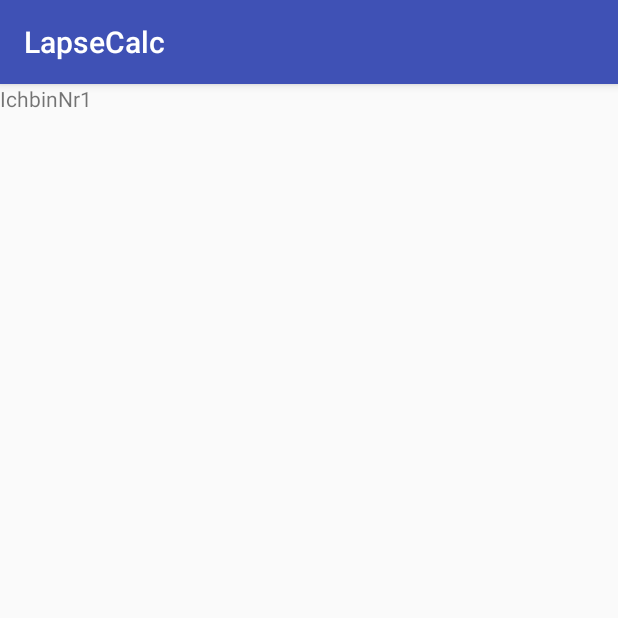
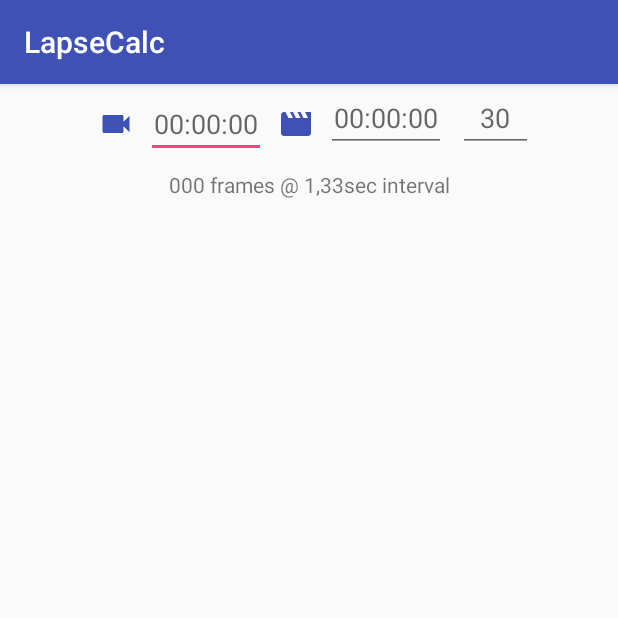
Before and after one commit to hre999/LapseCalc, an Android app: the screen it shows after launch (MainActivity), on a phone screen of 412 x 824 dp, the top half of it. Run offline under Robolectric (Android 15) with nearby library versions, the phone set to English and light mode, and no system bars.

Commit message:
added UI elements to first page

```diff
--- /dev/null
+++ b/app/src/main/res/drawable/ic_movie_black_24dp.xml
@@ -0,0 +1,9 @@
+<vector xmlns:android="http://schemas.android.com/apk/res/android"
+        android:width="24dp"
+        android:height="24dp"
+        android:viewportWidth="24.0"
+        android:viewportHeight="24.0">
+    <path
+        android:fillColor="#FF000000"
+        android:pathData="M18,4l2,4h-3l-2,-4h-2l2,4h-3l-2,-4H8l2,4H7L5,4H4c-1.1,0 -1.99,0.9 -1.99,2L2,18c0,1.1 0.9,2 2,2h16c1.1,0 2,-0.9 2,-2V4h-4z"/>
+</vector>
--- /dev/null
+++ b/app/src/main/res/drawable/ic_videocam_black_24dp.xml
@@ -0,0 +1,9 @@
+<vector xmlns:android="http://schemas.android.com/apk/res/android"
+        android:width="24dp"
+        android:height="24dp"
+        android:viewportWidth="24.0"
+        android:viewportHeight="24.0">
+    <path
+        android:fillColor="#FF000000"
+        android:pathData="M17,10.5V7c0,-0.55 -0.45,-1 -1,-1H4c-0.55,0 -1,0.45 -1,1v10c0,0.55 0.45,1 1,1h12c0.55,0 1,-0.45 1,-1v-3.5l4,4v-11l-4,4z"/>
+</vector>
--- a/app/src/main/res/layout/page1.xml
+++ b/app/src/main/res/layout/page1.xml
@@ -1,11 +1,97 @@
 <?xml version="1.0" encoding="utf-8"?>
-<android.support.constraint.ConstraintLayout
-    xmlns:android="http://schemas.android.com/apk/res/android" android:layout_width="match_parent"
+<android.support.constraint.ConstraintLayout xmlns:android="http://schemas.android.com/apk/res/android"
+    xmlns:app="http://schemas.android.com/apk/res-auto"
+    xmlns:tools="http://schemas.android.com/tools"
+    android:layout_width="match_parent"
     android:layout_height="match_parent">
 
+    <ImageView
+        android:id="@+id/p1IcoCam"
+        android:layout_width="wrap_content"
+        android:layout_height="28sp"
+        android:layout_marginStart="8dp"
+        android:contentDescription="Capture"
+        android:tint="@color/colorPrimary"
+        app:layout_constraintBottom_toBottomOf="@+id/p1Capture"
+        app:layout_constraintEnd_toStartOf="@+id/p1Capture"
+        app:layout_constraintHorizontal_bias="0.5"
+        app:layout_constraintHorizontal_chainStyle="packed"
+        app:layout_constraintStart_toStartOf="parent"
+        app:layout_constraintTop_toTopOf="@+id/p1Capture"
+        app:srcCompat="@drawable/ic_videocam_black_24dp" />
+
+    <EditText
+        android:id="@+id/p1Capture"
+        android:layout_width="80dp"
+        android:layout_height="wrap_content"
+        android:layout_marginStart="8dp"
+        android:ems="10"
+        android:hint="00:00:00"
+        android:inputType="time"
+        android:imeOptions="actionNext"
+        android:textAlignment="center"
+        app:layout_constraintBottom_toBottomOf="@+id/p1IcoClip"
+        app:layout_constraintEnd_toStartOf="@+id/p1IcoClip"
+        app:layout_constraintHorizontal_bias="0.5"
+        app:layout_constraintStart_toEndOf="@+id/p1IcoCam"
+        app:layout_constraintTop_toTopOf="@+id/p1IcoClip" />
+
+    <ImageView
+        android:id="@+id/p1IcoClip"
+        android:layout_width="wrap_content"
+        android:layout_height="28sp"
+        android:layout_marginStart="8dp"
+        android:layout_marginTop="8dp"
+        android:contentDescription="Clip"
+        android:tint="@color/colorPrimary"
+        app:layout_constraintBottom_toBottomOf="@+id/p1Clip"
+        app:layout_constraintEnd_toStartOf="@+id/p1Clip"
+        app:layout_constraintHorizontal_bias="0.5"
+        app:layout_constraintStart_toEndOf="@+id/p1Capture"
+        app:layout_constraintTop_toTopOf="@+id/p1Clip"
+        app:srcCompat="@drawable/ic_movie_black_24dp" />
+
+    <EditText
+        android:id="@+id/p1Clip"
+        android:layout_width="80dp"
+        android:layout_height="wrap_content"
+        android:layout_marginStart="8dp"
+        android:ems="10"
+        android:hint="00:00:00"
+        android:inputType="time"
+        android:imeOptions="actionNext"
+        android:textAlignment="center"
+        app:layout_constraintBottom_toBottomOf="@+id/p1Fps"
+        app:layout_constraintEnd_toStartOf="@+id/p1Fps"
+        app:layout_constraintHorizontal_bias="0.5"
+        app:layout_constraintStart_toEndOf="@+id/p1IcoClip"
+        app:layout_constraintTop_toTopOf="@+id/p1Fps" />
+
+    <EditText
+        android:id="@+id/p1Fps"
+        android:layout_width="50dp"
+        android:layout_height="wrap_content"
+        android:layout_marginStart="8dp"
+        android:ems="10"
+        android:hint="30"
+        android:inputType="numberDecimal"
+        android:imeOptions="actionNext"
+        android:textAlignment="center"
+        app:layout_constraintEnd_toEndOf="parent"
+        app:layout_constraintHorizontal_bias="0.5"
+        app:layout_constraintStart_toEndOf="@+id/p1Clip" />
+
     <TextView
+        android:id="@+id/p1Result"
         android:layout_width="wrap_content"
         android:layout_height="wrap_content"
-        android:text="IchbinNr1" />
+        android:layout_marginEnd="8dp"
+        android:layout_marginStart="8dp"
+        android:layout_marginTop="8dp"
+        android:text="000 frames @ 1,33sec interval"
+        app:layout_constraintEnd_toEndOf="parent"
+        app:layout_constraintStart_toStartOf="parent"
+        app:layout_constraintTop_toBottomOf="@+id/p1Capture" />
+
 
 </android.support.constraint.ConstraintLayout>
```
